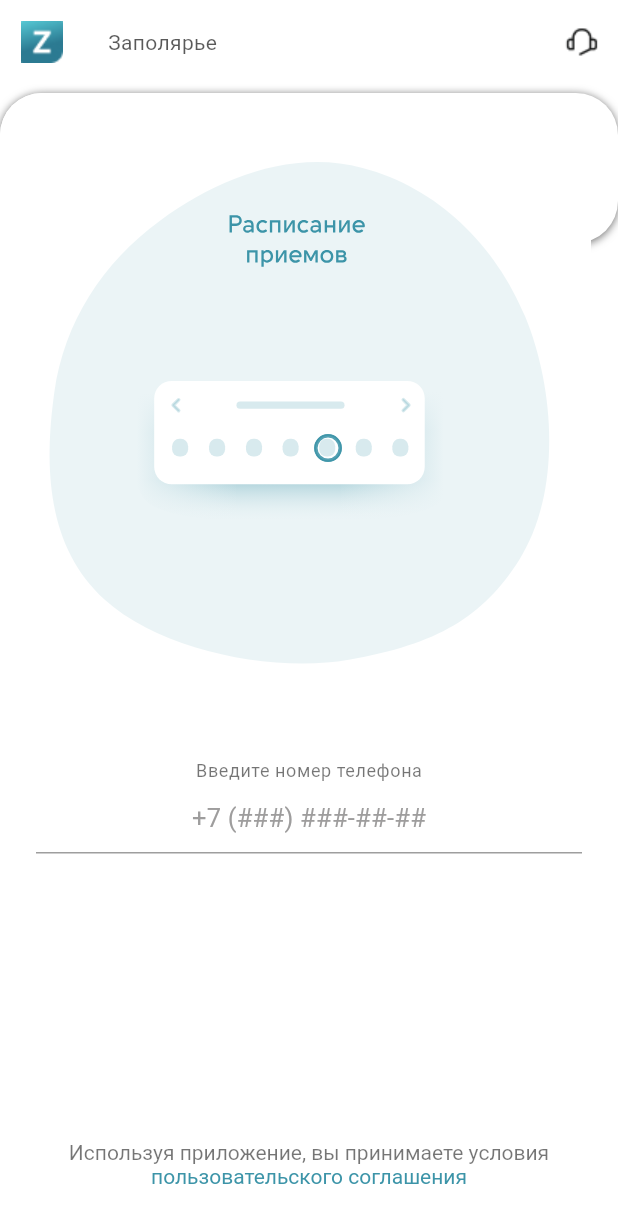
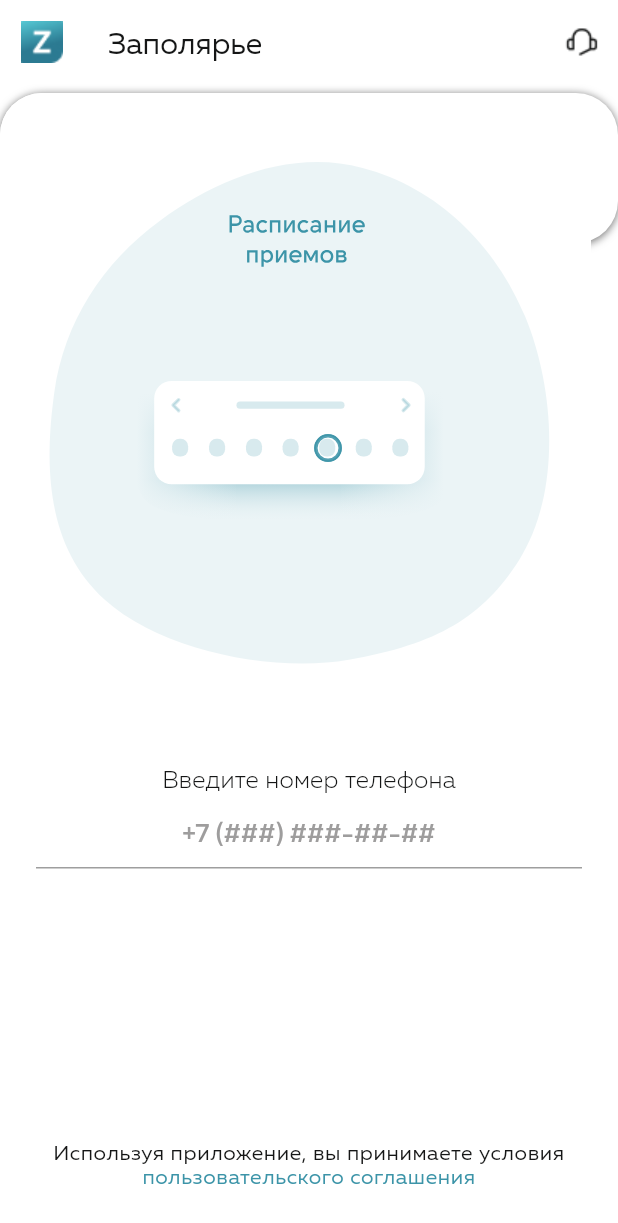
Before and after one commit to amXCVI/medlike, a Flutter app: the screen it shows after launch, on a phone screen of 412 x 824 dp. Shown: the top 1223 px of the screen. Run offline on Flutter 3.47's test engine with Material 2 defaults, Android fonts, the phone set to English and light mode, and no system bars; our stand-ins replace auto_route, bloc, dio, equatable, flutter_bloc, flutter_secure_storage and 2 more.

Commit message:
fix text theme and add fonts

```diff
--- a/lib/app.dart
+++ b/lib/app.dart
@@ -11,7 +11,7 @@ class App extends StatelessWidget {
   Widget build(BuildContext context) {
     return MaterialApp.router(
       title: 'Medlike Base App',
-      theme: lightTheme,
+      theme: AppTheme.lightAppTheme,
       routerDelegate: _router.delegate(),
       routeInformationParser: _router.defaultRouteParser(),
       debugShowCheckedModeBanner: false,
--- a/lib/modules/login_with_pass/login_view.dart
+++ b/lib/modules/login_with_pass/login_view.dart
@@ -4,10 +4,8 @@ import 'package:flutter_bloc/flutter_bloc.dart';
 import 'package:lottie/lottie.dart';
 import 'package:medlike/data/repository/user_repository.dart';
 import 'package:medlike/domain/app/cubit/user/user_cubit.dart';
-import 'package:medlike/main.dart';
 import 'package:medlike/modules/login_with_pass/password_input.dart';
 import 'package:medlike/modules/login_with_pass/phone_number_input.dart';
-import 'package:medlike/navigation/router.gr.dart';
 import 'package:medlike/navigation/routes_names_map.dart';
 import 'package:medlike/themes/colors.dart';
 import 'package:medlike/widgets/app_bar/unauth_app_bar/unauth_app_bar.dart';
@@ -39,13 +37,13 @@ class LoginPageBottomNavigationBar extends StatelessWidget {
         onPressed: () {},
         child: RichText(
           textAlign: TextAlign.center,
-          text: const TextSpan(
+          text: TextSpan(
             text: 'Используя приложение, вы принимаете условия ',
-            style: TextStyle(fontSize: 14, color: Colors.black54),
+            style: Theme.of(context).textTheme.bodySmall,
             children: <TextSpan>[
               TextSpan(
                   text: 'пользовательского соглашения',
-                  style: TextStyle(color: mainBrandColor)),
+                  style: Theme.of(context).textTheme.bodySmall?.copyWith(color: AppColors.mainBrandColor)),
             ],
           ),
         ),
--- a/lib/modules/login_with_pass/password_input.dart
+++ b/lib/modules/login_with_pass/password_input.dart
@@ -41,7 +41,7 @@ class _PasswordInputState extends State<PasswordInput> {
   Widget build(BuildContext context) {
     return Column(
       children: [
-        Text('Введите пароль', style: Theme.of(context).textTheme.bodySmall),
+        Text('Введите пароль', style: Theme.of(context).textTheme.labelMedium),
         Padding(
           padding: const EdgeInsets.symmetric(horizontal: 24.0),
           child: Form(
@@ -51,9 +51,12 @@ class _PasswordInputState extends State<PasswordInput> {
               onChanged: (text) => _onChangePassword(text),
               focusNode: _focus,
               autofocus: true,
-              decoration: const InputDecoration(
+              decoration: InputDecoration(
                 hintText: '******',
-                hintStyle: TextStyle(fontSize: 17, color: lightText),
+                hintStyle: Theme.of(context)
+                    .textTheme
+                    .labelLarge
+                    ?.copyWith(color: AppColors.lightText),
               ),
               obscureText: true,
               enableSuggestions: false,
@@ -62,10 +65,7 @@ class _PasswordInputState extends State<PasswordInput> {
               onSubmitted: (value) {
                 _authenticateWithPhoneAndPassword();
               },
-              style: const TextStyle(
-                fontSize: 17,
-                color: mainText,
-              ),
+              style: Theme.of(context).textTheme.labelLarge,
               textAlign: TextAlign.center,
             ),
           ),
--- a/lib/modules/login_with_pass/phone_number_input.dart
+++ b/lib/modules/login_with_pass/phone_number_input.dart
@@ -38,9 +38,7 @@ class _PhoneNumberInputState extends State<PhoneNumberInput> {
 
   void _onChangePhone(String text) {
     RegExp exp = RegExp(r"[^0-9]+");
-    if (_controller.text
-        .replaceAll(exp, '')
-        .length >= 11) {
+    if (_controller.text.replaceAll(exp, '').length >= 11) {
       _focus.unfocus();
       _savePhoneNumber(_controller.text);
     }
@@ -57,7 +55,7 @@ class _PhoneNumberInputState extends State<PhoneNumberInput> {
     return Column(
       children: [
         Text('Введите номер телефона',
-            style: Theme.of(context).textTheme.bodySmall),
+            style: Theme.of(context).textTheme.labelMedium),
         Padding(
           padding: const EdgeInsets.symmetric(horizontal: 24.0),
           child: Form(
@@ -69,18 +67,17 @@ class _PhoneNumberInputState extends State<PhoneNumberInput> {
               autofocus: false,
               keyboardType: TextInputType.phone,
               inputFormatters: [phoneMaskFormatter],
-              decoration: const InputDecoration(
+              decoration: InputDecoration(
                 hintText: '+7 (###) ###-##-##',
-                hintStyle: TextStyle(fontSize: 17, color: lightText),
+                hintStyle: Theme.of(context)
+                    .textTheme
+                    .labelLarge
+                    ?.copyWith(color: AppColors.lightText),
               ),
-              style: const TextStyle(
-                fontSize: 17,
-                color: mainText,
-              ),
+              style: Theme.of(context).textTheme.labelLarge,
               textAlign: TextAlign.center,
-              showCursor: _focus.hasFocus && _controller.text.isNotEmpty
-                  ? true
-                  : false,
+              showCursor:
+                  _focus.hasFocus && _controller.text.isNotEmpty ? true : false,
             ),
           ),
         ),
--- a/lib/themes/colors.dart
+++ b/lib/themes/colors.dart
@@ -1,22 +1,69 @@
 import 'dart:ui';
 
-const Color mainBrandColor = Color(0xff3C94A8);
-const Color lightBrand = Color(0xffDFEAEC);
-const Color brandSecond = Color(0xffD2EFF4);
-const Color darkGreenFirst = Color(0xff4E767E);
-const Color darkGreenSecond = Color(0xff455A5F);
-const Color lightBrandSecond = Color(0xffD9E5E8);
-const Color lightBrandThird = Color(0xff8DB2B9);
-const Color lightBrandBackground = Color(0xffF9FCFC);
-const Color circleBgSecond = Color(0xffEDF5F7);
-const Color mainBrandSecond = Color(0xff358294);
-const Color brandSecondHover = Color(0xffCAE6EB);
-const Color gradientSecond = Color(0xff2B7A92);
-const Color mainBgAlpha = Color(0xff3C94A8);
-const Color red = Color(0xffCE8D96);
-const Color lightRed = Color(0xffF7DEDE);
-const Color mainError = Color(0xffFF5752);
-const Color mainText = Color(0xff151616);
-const Color lightText = Color(0xff9E9D9D);
-const Color mainDone = Color(0xff51E09F);
-const Color brandSecondActive = Color(0xffAED6DD);
+class AppColors {
+// Primary первичный цвет
+  static const Color mainBrandColor = Color(0xff3C94A8);
+
+// PrimaryVariant
+  static const Color brandSecond = Color(0xffD2EFF4);
+
+// Secondary вторичный цвет
+  static const Color mainBrandSecond = Color(0xff358294);
+
+// SecondaryVariant
+  static const Color brandSecondHover = Color(0xffCAE6EB);
+
+// Tertiary третий цвет для айдентики бренда наряду с Primary и Secondary
+  static const Color darkGreenFirst = Color(0xff4E767E);
+
+// TertiaryVariant
+  static const Color darkGreenSecond = Color(0xff455A5F);
+
+// Background цвет фона приложения
+  static const Color mainAppBackground = Color(0xffffffff);
+
+// Surface цвет поверхностей компонентов в приложении
+  static const Color lightBrandBackground = Color(0xffF9FCFC);
+
+// SurfaceVariant второй вариант для цветов поверхностей
+  static const Color mainBgAlpha = Color(0xff3C94A8);
+
+// Error
+  static const Color mainError = Color(0xffFF5752);
+
+// ErrorVariant
+  static const Color lightRed = Color(0xffF7DEDE);
+
+// Outline цвет для обводки различных компонентов
+  static const Color mainOutlined = Color(0xff151616);
+
+// PrimaryContainer
+  static const Color lightBrand = Color(0xffDFEAEC);
+
+// SecondaryContainer
+  static const Color lightBrandSecond = Color(0xffD9E5E8);
+
+//
+  static const Color circleBgSecond = Color(0xffEDF5F7);
+
+//
+  static const Color lightBrandThird = Color(0xff8DB2B9);
+
+//
+  static const Color gradientSecond = Color(0xff2B7A92);
+
+//
+  static const Color mainText = Color(0xff151616);
+
+//
+  static const Color lightText = Color(0xff9E9D9D);
+
+//
+  static const Color mainDone = Color(0xff51E09F);
+
+//
+  static const Color brandSecondActive = Color(0xffAED6DD);
+
+//
+  static const Color red = Color(0xffCE8D96);
+}
--- a/lib/themes/light_theme.dart
+++ b/lib/themes/light_theme.dart
@@ -1,41 +1,53 @@
 import 'package:flutter/material.dart';
+import 'package:medlike/themes/colors.dart';
 
 const lightBackgroundColor = Color(0xFFECECEC);
 
 final lightTheme = ThemeData(
-  backgroundColor: lightBackgroundColor,
-  scaffoldBackgroundColor: lightBackgroundColor,
-  typography: Typography.material2018(),
-  textTheme: TextTheme(
-    headline4: TextStyle(
-      fontFamily: 'RobotoMedium',
-      fontSize: 34.0,
-      color: Colors.black.withOpacity(0.75),
+  backgroundColor: Colors.red,
+  scaffoldBackgroundColor: Colors.green,
+  typography: Typography.material2021(),
+  textTheme: const TextTheme(
+    displayLarge: TextStyle(),
+    displayMedium: TextStyle(),
+    displaySmall: TextStyle(),
+    headlineLarge: TextStyle(),
+    headlineMedium: TextStyle(
+      /// Заголовок вверху экрана
+      fontFamily: 'Muller',
+      fontSize: 20.0,
+      height: 1.1,
+      color: AppColors.mainText,
     ),
-    headline5: TextStyle(
-      fontFamily: 'Roboto',
-      fontSize: 24.0,
-      color: Colors.black.withOpacity(0.65),
+    headlineSmall: TextStyle(),
+    titleLarge: TextStyle(),
+    titleMedium: TextStyle(),
+    titleSmall: TextStyle(),
+    bodyLarge: TextStyle(),
+    bodyMedium: TextStyle(),
+    bodySmall: TextStyle(
+      /// Мелкий текст на экранах
+      fontFamily: 'Muller',
+      fontSize: 14.0,
+      height: 1.14,
+      color: AppColors.mainText,
     ),
-    headline6: TextStyle(
-      fontFamily: 'RobotoMedium',
-      fontSize: 20.0,
-      color: Colors.black.withOpacity(0.65),
+    labelLarge: TextStyle(
+      /// Тексе в инпутах
+      fontFamily: 'Muller',
+      fontSize: 17.0,
+      height: 1.18,
+      letterSpacing: 0.14872,
+      color: AppColors.mainText,
     ),
-    subtitle1: TextStyle(
-      fontFamily: 'Roboto',
-      fontSize: 16.0,
-      color: Colors.black.withOpacity(0.65),
+    labelMedium: TextStyle(
+      fontFamily: 'Muller',
+      fontSize: 16,
+      height: 1.5,
+      fontWeight: FontWeight.w300,
+      letterSpacing: 0.139972,
+      color: AppColors.mainText,
     ),
-    bodyText1: TextStyle(
-      fontFamily: 'RobotoMedium',
-      fontSize: 14.0,
-      color: Colors.black.withOpacity(0.65),
-    ),
-    bodyText2: TextStyle(
-      fontFamily: 'Roboto',
-      fontSize: 14.0,
-      color: Colors.black.withOpacity(0.65),
-    ),
+    labelSmall: TextStyle(),
   ),
 );
--- a/lib/themes/themes.dart
+++ b/lib/themes/themes.dart
@@ -1 +1,9 @@
-export 'light_theme.dart';
+import 'package:flutter/material.dart';
+
+import 'light_theme.dart';
+
+class AppTheme {
+  AppTheme._();
+  static final ThemeData lightAppTheme = lightTheme;
+  static final ThemeData darkAppTheme = ThemeData();
+}
--- a/lib/widgets/app_bar/unauth_app_bar/unauth_app_bar.dart
+++ b/lib/widgets/app_bar/unauth_app_bar/unauth_app_bar.dart
@@ -14,7 +14,7 @@ class UnAuthAppBar extends StatelessWidget implements PreferredSizeWidget {
       foregroundColor: Theme.of(context).colorScheme.primary,
       elevation: 0,
       leading: Image.asset('assets/icons/ic_logo_launch.png'),
-      title: Text(title, style: Theme.of(context).textTheme.bodyText2),
+      title: Text(title, style: Theme.of(context).textTheme.headlineMedium),
       actions: [
         IconButton(onPressed: () {}, icon: Image.asset('assets/icons/ic_feedback_navbar_outline.png'))
       ],
```
Also changed, not shown: pubspec.yaml (+15 -0 lines), assets/fonts/muller/Fontfabric-Muller-Bold.ttf (added), assets/fonts/muller/Fontfabric-Muller-Light.ttf (added), assets/fonts/muller/Fontfabric-Muller-Medium.ttf (added), assets/fonts/muller/Fontfabric-Muller-Regular.ttf (added), pubspec.lock.
